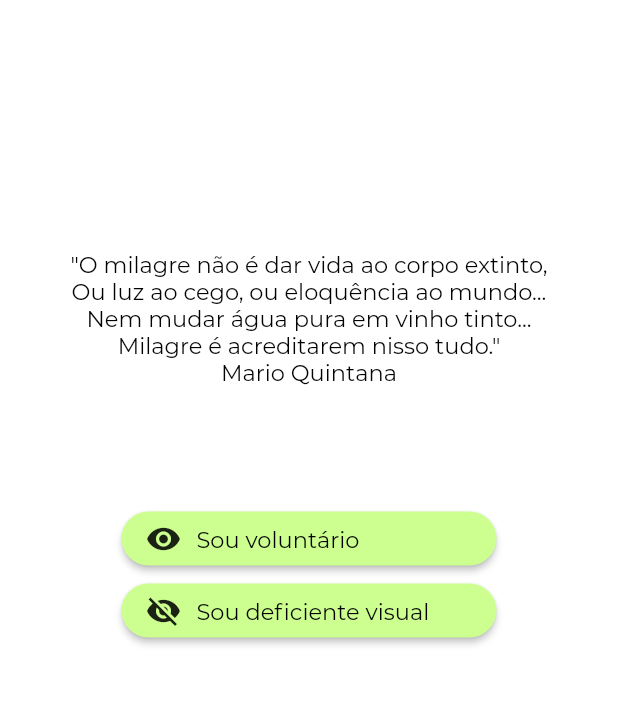
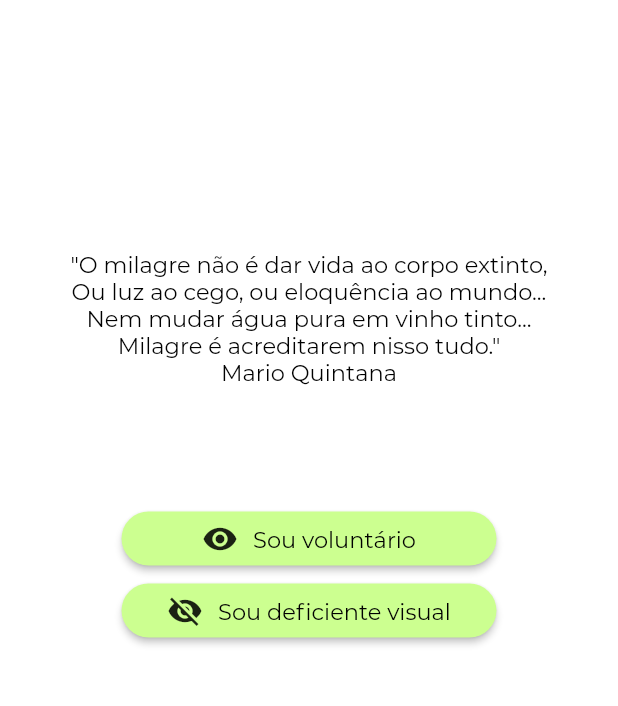
Before and after one commit to JulianySavazzi/luzia, a Flutter app: the UsersScreen screen opened by its route, on a phone screen of 412 x 824 dp, the part 399-1105 px from its top. Run offline on Flutter 3.47's test engine with Material 2 defaults, Android fonts, the phone set to English and light mode, and no system bars; Roboto replaces fonts that are missing (LiuJianMaoCao).

Commit message:
Centralização dos botões voluntário e dv

```diff
--- a/lib/views/users_screen.dart
+++ b/lib/views/users_screen.dart
@@ -115,7 +115,6 @@ class _UsersScreenState extends State<UsersScreen> {
                                 'Mario Quintana\n',
                             style: TextStyle(
                               fontFamily: 'Montserrat',
-                              //letterSpacing: 1.0,
                               fontSize: 15,
                               color: Colors.black,
                             ),
@@ -140,13 +139,12 @@ class _UsersScreenState extends State<UsersScreen> {
                               ),
                               color: Colors.lightGreenAccent[100],
                               child: Row(
-                                mainAxisAlignment: MainAxisAlignment.start,
+                                mainAxisAlignment: MainAxisAlignment.center,
                                 children: <Widget>[
                                   Icon(Icons.visibility),
                                   SizedBox(width: 10.0),
                                   Text(
                                     'Sou voluntário',
-                                    textAlign: TextAlign.center,
                                     style: TextStyle(
                                         color: Colors.black,
                                         fontFamily: 'Montserrat',
@@ -156,7 +154,8 @@ class _UsersScreenState extends State<UsersScreen> {
                               ),
                               onPressed: () {
                                 //tela do voluntário
-                                Navigator.pushNamed(context, VoluntarioScreen.id);
+                                Navigator.pushNamed(
+                                    context, VoluntarioScreen.id);
                               },
                             ),
                           ),
@@ -171,13 +170,12 @@ class _UsersScreenState extends State<UsersScreen> {
                               ),
                               color: Colors.lightGreenAccent[100],
                               child: Row(
-                                mainAxisAlignment: MainAxisAlignment.start,
+                                mainAxisAlignment: MainAxisAlignment.center,
                                 children: <Widget>[
                                   Icon(Icons.visibility_off),
                                   SizedBox(width: 10.0),
                                   Text(
                                     'Sou deficiente visual',
-                                    textAlign: TextAlign.center,
                                     style: TextStyle(
                                         color: Colors.black,
                                         fontFamily: 'Montserrat',
@@ -187,7 +185,8 @@ class _UsersScreenState extends State<UsersScreen> {
                               ),
                               onPressed: () {
                                 //tela do deficiente visual
-                                Navigator.pushNamed(context, DefVisualScreen.id);
+                                Navigator.pushNamed(
+                                    context, DefVisualScreen.id);
                               },
                             ),
                           ),
```
